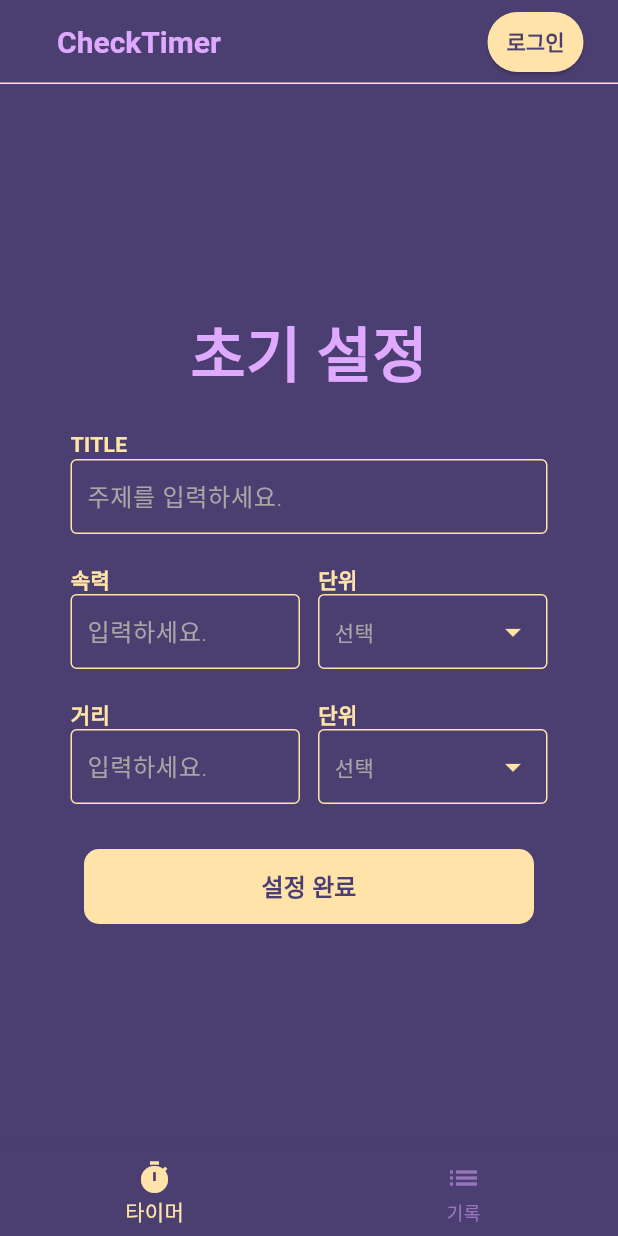
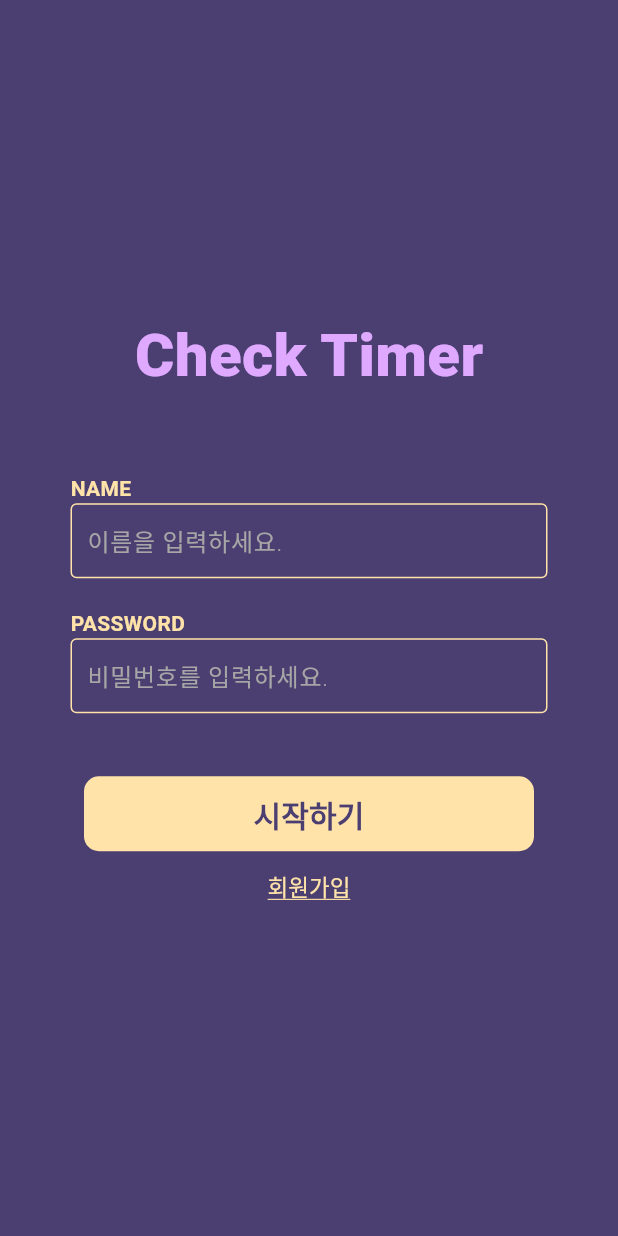
Before and after one commit to ryujebin/CheckTimer, a Flutter app: the screen it shows after launch, after a tap on "로그인", on a phone screen of 412 x 824 dp. Run offline on Flutter 3.47's test engine with Material 3 defaults, Android fonts, the phone set to English and light mode, and no system bars; Roboto replaces fonts that are missing (Pretendard).

Commit message:
login UI

```diff
--- a/lib/Components/Appbar/Appbar_b_login.dart
+++ b/lib/Components/Appbar/Appbar_b_login.dart
@@ -1,6 +1,7 @@
 import 'package:flutter/material.dart';
 
 import '../../Core/theme/colors.dart';
+import '../../Pages/Login/Login.dart';
 
 class BeforeAppbar extends StatelessWidget implements PreferredSizeWidget {
   final String title;
@@ -37,7 +38,12 @@ class BeforeAppbar extends StatelessWidget implements PreferredSizeWidget {
         Padding(
           padding: const EdgeInsets.only(right: 23),
           child: ElevatedButton(
-            onPressed: onLoginPressed ?? () {},
+            onPressed: onLoginPressed ?? () {
+              Navigator.push(
+                context,
+                MaterialPageRoute(builder: (context) => const Login()),
+              );
+            },
             style: ElevatedButton.styleFrom(
               padding: const EdgeInsets.symmetric(horizontal: 12, vertical: 6),
               //fixedSize: const Size(61, 28),
--- a/lib/Components/Buttons/ElevationButton/ElevationButton.dart
+++ b/lib/Components/Buttons/ElevationButton/ElevationButton.dart
@@ -6,13 +6,17 @@ class ElevationBtn extends StatelessWidget {
   final double? height;
   final double? width;
   final VoidCallback onPressed;
+  final double fontSize;
+  final FontWeight fontWeight;
 
   const ElevationBtn({
     super.key,
     required this.text,
     required this.onPressed,
-    this.height = 50, // 기본 높이 50
-    this.width, // 기본 width는 null, 양쪽 여백 56씩 남기게 처리
+    this.height = 50,
+    this.width,
+    this.fontSize = 20,
+    this.fontWeight = FontWeight.bold,
   });
 
   @override
@@ -37,10 +41,10 @@ class ElevationBtn extends StatelessWidget {
         child: Center(
           child: Text(
             text,
-            style: const TextStyle(
+            style: TextStyle(
               fontFamily: 'Pretendard',
-              fontWeight: FontWeight.bold,
-              fontSize: 16, // 텍스트 크기
+              fontWeight: fontWeight,
+              fontSize: fontSize,
             ),
           ),
         ),
--- /dev/null
+++ b/lib/Components/Buttons/TextButton/TextButton.dart
@@ -0,0 +1,49 @@
+import 'package:flutter/material.dart';
+
+import '../../../Core/theme/colors.dart';
+
+class TextBtn extends StatelessWidget {
+  final String text;
+  final VoidCallback? onPressed;
+  final double fontSize;
+  final FontWeight fontWeight;
+  final Color? borderColor;
+  final double borderWidth;
+  final bool underline;
+
+  const TextBtn({
+    super.key,
+    required this.text,
+    this.onPressed,
+    this.fontSize = 14,
+    this.fontWeight = FontWeight.normal,
+    this.borderColor,
+    this.borderWidth = 1.0,
+    this.underline = false,
+  });
+
+  @override
+  Widget build(BuildContext context) {
+    return TextButton(
+      onPressed: onPressed ?? () {},
+      style: TextButton.styleFrom(
+        foregroundColor: AppColors.primary,
+        side: borderColor != null
+            ? BorderSide(color: borderColor!, width: borderWidth)
+            : BorderSide.none,
+        shape: RoundedRectangleBorder(
+          borderRadius: BorderRadius.circular(20),
+        ),
+        padding: const EdgeInsets.symmetric(horizontal: 12, vertical: 6),
+        textStyle: TextStyle(
+          fontSize: fontSize,
+          fontFamily: 'Pretendard',
+          fontWeight: fontWeight,
+          decoration:
+          underline ? TextDecoration.underline : TextDecoration.none,
+        ),
+      ),
+      child: Text(text),
+    );
+  }
+}
--- a/lib/Components/TitleText/TitleText.dart
+++ b/lib/Components/TitleText/TitleText.dart
@@ -1,4 +1,5 @@
 import 'package:flutter/material.dart';
+import 'package:test_flutter/Core/theme/colors.dart';
 
 class TitleText extends StatelessWidget {
   final String text;            // 표시할 문구
@@ -11,7 +12,7 @@ class TitleText extends StatelessWidget {
     super.key,
     required this.text,
     this.fontSize = 40,
-    this.color = Colors.black,
+    this.color = AppColors.secondary,
     this.fontFamily = 'Pretendard',
     this.fontWeight = FontWeight.w800,
   });
--- /dev/null
+++ b/lib/Pages/Login/Login.dart
@@ -0,0 +1,59 @@
+import 'package:flutter/material.dart';
+import 'package:test_flutter/Components/Buttons/ElevationButton/ElevationButton.dart';
+import 'package:test_flutter/Components/Buttons/TextButton/TextButton.dart';
+
+import '../../Components/InputField/InputField.dart';
+import '../../Components/TitleText/TitleText.dart';
+
+class Login extends StatelessWidget {
+  const Login({super.key});
+
+  @override
+  Widget build(BuildContext context) {
+    TextEditingController controller = TextEditingController();
+    return Scaffold(
+      body: Center(
+        child: Column(
+          mainAxisAlignment: MainAxisAlignment.center,
+          children: [
+            const Padding(
+              padding: EdgeInsets.only(bottom: 30),
+              child: TitleText(
+                text: 'Check Timer',
+              ),
+            ),
+            InputField(
+              hintText: '이름을 입력하세요.',
+              labelText: 'NAME',
+              controller: controller,
+            ),
+            InputField(
+              hintText: '비밀번호를 입력하세요.',
+              labelText: 'PASSWORD',
+              controller: controller,
+            ),
+            Padding(
+              padding: const EdgeInsets.only(top: 42),
+              child: ElevationBtn(
+                text: '시작하기',
+                onPressed: () {},
+              ),
+            ),
+            TextBtn(
+              text: '회원가입',
+              fontSize: 15,
+              fontWeight: FontWeight.w300,
+              underline: true,
+              onPressed: () {
+                Navigator.push(
+                  context,
+                  MaterialPageRoute(builder: (context) => const Login()),
+                );
+              },
+            ),
+          ],
+        ),
+      ),
+    );
+  }
+}
--- a/lib/Components/SplashScreen/SplashScreen.dart
+++ b/lib/Pages/SplashScreen/SplashScreen.dart
@@ -3,7 +3,7 @@ import 'package:flutter/material.dart';
 import 'package:test_flutter/Core/theme/colors.dart';
 import 'package:test_flutter/Pages/Homescreen/HomeScreen.dart';
 
-import '../TitleText/TitleText.dart';
+import '../../Components/TitleText/TitleText.dart';
 
 class SplashScreen extends StatefulWidget {
   const SplashScreen({super.key});
@@ -26,7 +26,7 @@ class _SplashScreenState extends State<SplashScreen>
 
     _logoController = AnimationController(
       vsync: this,
-      duration: const Duration(milliseconds: 1500), // 좀 더 천천히
+      duration: const Duration(milliseconds: 1500),
     );
 
     _logoAnimation = Tween<Offset>(
--- a/lib/Pages/Timer/Timer_main.dart
+++ b/lib/Pages/Timer/Timer_main.dart
@@ -29,7 +29,6 @@ class _TimerMainState extends State<TimerMain> {
             children: [
               TitleText(
                 text: '초기 설정',
-                color: AppColors.secondary,
               ),
               InputField(
                 hintText: '주제를 입력하세요.',
--- a/lib/main.dart
+++ b/lib/main.dart
@@ -1,7 +1,8 @@
 import 'package:flutter/material.dart';
-import 'package:test_flutter/Components/SplashScreen/SplashScreen.dart';
 import 'package:test_flutter/Core/theme/colors.dart';
 import 'package:test_flutter/Pages/Homescreen/HomeScreen.dart';
+
+import 'Pages/SplashScreen/SplashScreen.dart';
 
 
 void main() {
```
